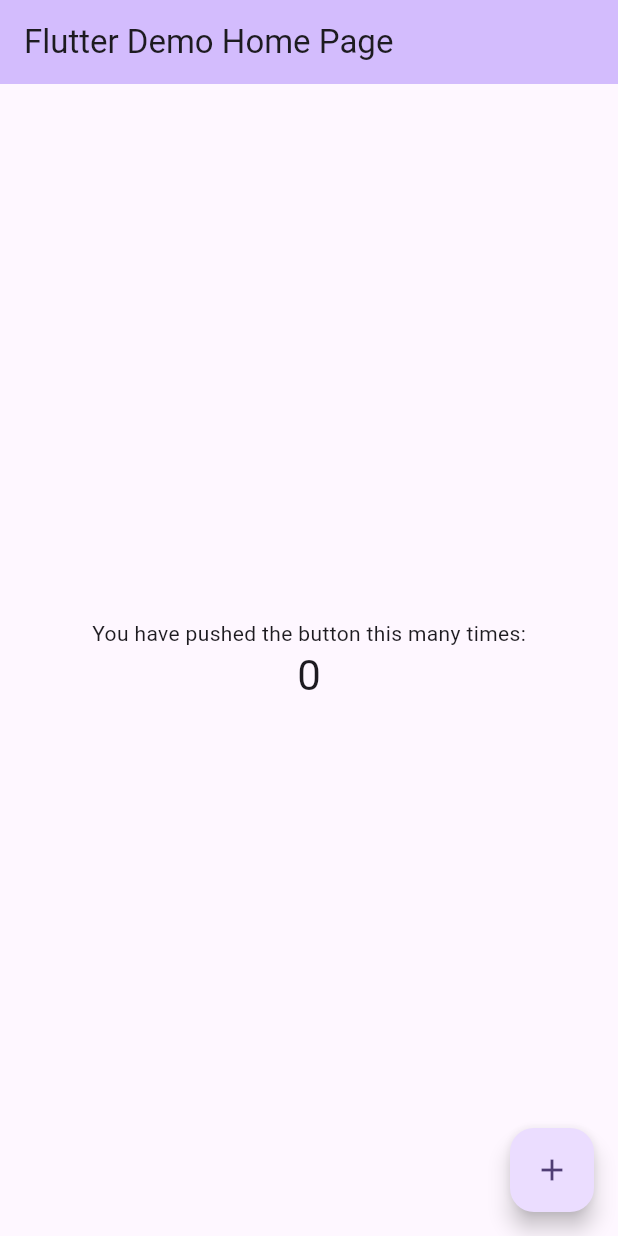
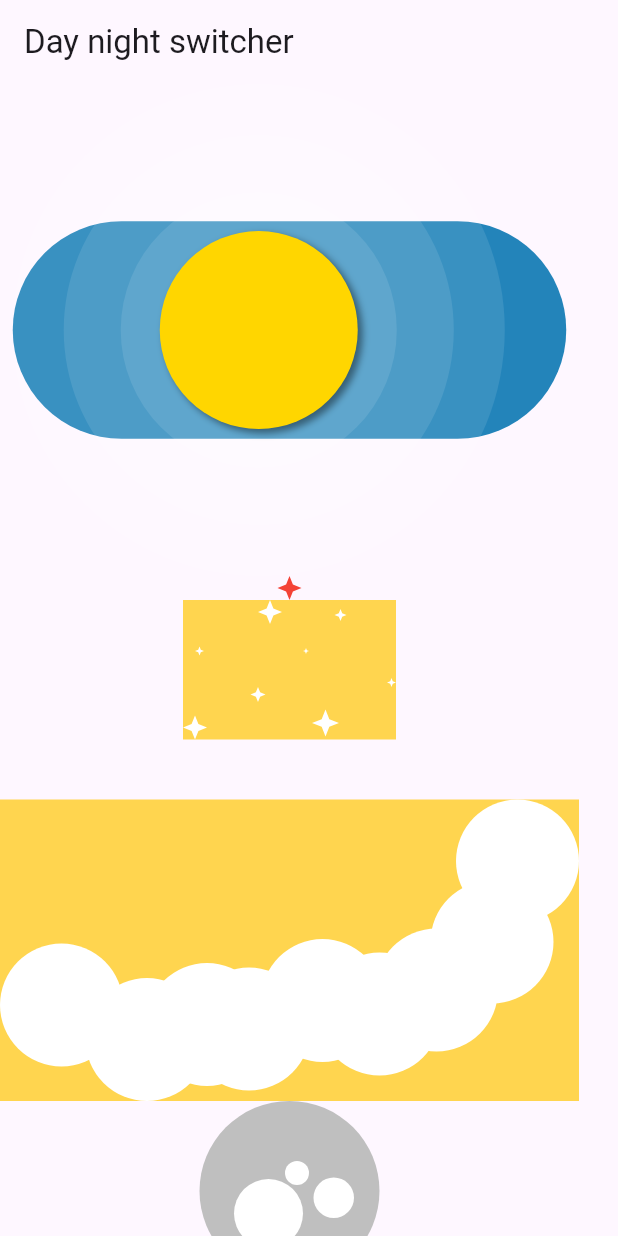
Before and after one commit to nhophucrious/flutter-day-night-switch, a Flutter app: the screen it shows after launch, on a phone screen of 412 x 824 dp. Run offline on Flutter 3.47's test engine with Material 3 defaults, Android fonts, the phone set to English and light mode, and no system bars.

Commit message:
feat: add basic elements with fixed sizes

```diff
--- /dev/null
+++ b/lib/celestial_object.dart
@@ -0,0 +1,56 @@
+import 'package:flutter/material.dart';
+
+class CelestialObjectWidget extends StatelessWidget {
+  const CelestialObjectWidget({Key? key}) : super(key: key);
+
+  @override
+  Widget build(BuildContext context) {
+    return Stack(
+      alignment: AlignmentDirectional.center,
+      children: [
+        Container(
+          width: 328,
+          height: 328,
+          decoration: BoxDecoration(
+              shape: BoxShape.circle, color: Colors.white.withOpacity(0.1)),
+        ),
+        Container(
+          width: 260,
+          height: 260,
+          decoration: BoxDecoration(
+              shape: BoxShape.circle, color: Colors.white.withOpacity(0.1)),
+        ),
+        Container(
+          width: 184,
+          height: 184,
+          decoration: BoxDecoration(
+              shape: BoxShape.circle, color: Colors.white.withOpacity(0.1)),
+        ),
+        Container(
+          width: 132,
+          height: 132,
+          decoration: BoxDecoration(
+              shape: BoxShape.circle,
+              // color: Color(0xffffd600),
+              color: Color(0xffffd600),
+              boxShadow: [
+                // Drop shadow 1
+                BoxShadow(
+                  color: Colors.black.withOpacity(0.25),
+                  spreadRadius: 0,
+                  blurRadius: 3,
+                  offset: Offset(3, 3),
+                ),
+                // Drop shadow 2
+                BoxShadow(
+                  color: Colors.black.withOpacity(0.25),
+                  spreadRadius: 0,
+                  blurRadius: 4,
+                  offset: Offset(3, 2),
+                ),
+              ]),
+        ),
+      ],
+    );
+  }
+}
--- /dev/null
+++ b/lib/clouds.dart
@@ -0,0 +1,42 @@
+import 'package:flutter/material.dart';
+
+class CloudsWidget extends StatelessWidget {
+  const CloudsWidget({Key? key}) : super(key: key);
+
+  @override
+  Widget build(BuildContext context) {
+    // a list to define star offsets and sizes
+    const List<dynamic> offsetsAndSize = [
+      {"offset": Offset(0, 96), "size": 82.0},
+      {"offset": Offset(57, 119), "size": 82.0},
+      {"offset": Offset(97, 109), "size": 82.0},
+      {"offset": Offset(125, 112), "size": 82.0},
+      {"offset": Offset(174, 93), "size": 82.0},
+      {"offset": Offset(212, 102), "size": 82.0},
+      {"offset": Offset(250, 86), "size": 82.0},
+      {"offset": Offset(287, 54), "size": 82.0},
+      {"offset": Offset(304, 0), "size": 82.0},
+    ];
+    return Container(
+      width: 386,
+      height: 201,
+      decoration: BoxDecoration(color: Colors.amber[300]),
+      child: Stack(
+        children: [
+          for (var i = 0; i < offsetsAndSize.length; i++)
+            Positioned(
+              left: offsetsAndSize[i]["offset"].dx,
+              top: offsetsAndSize[i]["offset"].dy,
+              child: Container(
+                  width: offsetsAndSize[i]["size"],
+                  height: offsetsAndSize[i]["size"],
+                  decoration: const BoxDecoration(
+                    color: Colors.white,
+                    shape: BoxShape.circle,
+                  )),
+            ),
+        ],
+      ),
+    );
+  }
+}
--- /dev/null
+++ b/lib/home_page.dart
@@ -0,0 +1,55 @@
+import 'package:day_night_switcher/celestial_object.dart';
+import 'package:day_night_switcher/clouds.dart';
+import 'package:day_night_switcher/moon_widget.dart';
+import 'package:day_night_switcher/stars.dart';
+import 'package:flutter/material.dart';
+
+class HomePage extends StatefulWidget {
+  HomePage({Key? key}) : super(key: key);
+
+  @override
+  State<HomePage> createState() => _HomePageState();
+}
+
+class _HomePageState extends State<HomePage> {
+  @override
+  Widget build(BuildContext context) {
+    return Scaffold(
+      appBar: AppBar(title: Text("Day night switcher")),
+      body: SafeArea(
+        child: SingleChildScrollView(
+          child: Column(
+            children: [
+              Stack(
+                alignment: AlignmentDirectional.centerStart,
+                children: [
+                  Container(
+                    width: 369,
+                    height: 145,
+                    decoration: BoxDecoration(
+                        color: Color(0xff2384ba),
+                        borderRadius: BorderRadius.circular(200)),
+                  ),
+                  CelestialObjectWidget()
+                ],
+              ),
+              Container(
+                  width: 16,
+                  height: 16,
+                  decoration: const ShapeDecoration(
+                    color: Colors.red,
+                    shape: StarBorder(
+                      points: 4.00,
+                    ),
+                  )),
+              StarsWidget(),
+              const SizedBox(height: 40),
+              CloudsWidget(),
+              MoonWidget()
+            ],
+          ),
+        ),
+      ),
+    );
+  }
+}
--- a/lib/main.dart
+++ b/lib/main.dart
@@ -1,3 +1,4 @@
+import 'package:day_night_switcher/home_page.dart';
 import 'package:flutter/material.dart';
 
 void main() {
@@ -11,115 +12,11 @@ class MyApp extends StatelessWidget {
   @override
   Widget build(BuildContext context) {
     return MaterialApp(
-      title: 'Flutter Demo',
-      theme: ThemeData(
-        // This is the theme of your application.
-        //
-        // TRY THIS: Try running your application with "flutter run". You'll see
-        // the application has a purple toolbar. Then, without quitting the app,
-        // try changing the seedColor in the colorScheme below to Colors.green
-        // and then invoke "hot reload" (save your changes or press the "hot
-        // reload" button in a Flutter-supported IDE, or press "r" if you used
-        // the command line to start the app).
-        //
-        // Notice that the counter didn't reset back to zero; the application
-        // state is not lost during the reload. To reset the state, use hot
-        // restart instead.
-        //
-        // This works for code too, not just values: Most code changes can be
-        // tested with just a hot reload.
-        colorScheme: ColorScheme.fromSeed(seedColor: Colors.deepPurple),
-        useMaterial3: true,
-      ),
-      home: const MyHomePage(title: 'Flutter Demo Home Page'),
-    );
+        title: 'Flutter Demo',
+        theme: ThemeData(
+          colorScheme: ColorScheme.fromSeed(seedColor: Colors.deepPurple),
+          useMaterial3: true,
+        ),
+        home: HomePage());
   }
 }
-
-class MyHomePage extends StatefulWidget {
-  const MyHomePage({super.key, required this.title});
-
-  // This widget is the home page of your application. It is stateful, meaning
-  // that it has a State object (defined below) that contains fields that affect
-  // how it looks.
-
-  // This class is the configuration for the state. It holds the values (in this
-  // case the title) provided by the parent (in this case the App widget) and
-  // used by the build method of the State. Fields in a Widget subclass are
-  // always marked "final".
-
-  final String title;
-
-  @override
-  State<MyHomePage> createState() => _MyHomePageState();
-}
-
-class _MyHomePageState extends State<MyHomePage> {
-  int _counter = 0;
-
-  void _incrementCounter() {
-    setState(() {
-      // This call to setState tells the Flutter framework that something has
-      // changed in this State, which causes it to rerun the build method below
-      // so that the display can reflect the updated values. If we changed
-      // _counter without calling setState(), then the build method would not be
-      // called again, and so nothing would appear to happen.
-      _counter++;
-    });
-  }
-
-  @override
-  Widget build(BuildContext context) {
-    // This method is rerun every time setState is called, for instance as done
-    // by the _incrementCounter method above.
-    //
-    // The Flutter framework has been optimized to make rerunning build methods
-    // fast, so that you can just rebuild anything that needs updating rather
-    // than having to individually change instances of widgets.
-    return Scaffold(
-      appBar: AppBar(
-        // TRY THIS: Try changing the color here to a specific color (to
-        // Colors.amber, perhaps?) and trigger a hot reload to see the AppBar
-        // change color while the other colors stay the same.
-        backgroundColor: Theme.of(context).colorScheme.inversePrimary,
-        // Here we take the value from the MyHomePage object that was created by
-        // the App.build method, and use it to set our appbar title.
-        title: Text(widget.title),
-      ),
-      body: Center(
-        // Center is a layout widget. It takes a single child and positions it
-        // in the middle of the parent.
-        child: Column(
-          // Column is also a layout widget. It takes a list of children and
-          // arranges them vertically. By default, it sizes itself to fit its
-          // children horizontally, and tries to be as tall as its parent.
-          //
-          // Column has various properties to control how it sizes itself and
-          // how it positions its children. Here we use mainAxisAlignment to
-          // center the children vertically; the main axis here is the vertical
-          // axis because Columns are vertical (the cross axis would be
-          // horizontal).
-          //
-          // TRY THIS: Invoke "debug painting" (choose the "Toggle Debug Paint"
-          // action in the IDE, or press "p" in the console), to see the
-          // wireframe for each widget.
-          mainAxisAlignment: MainAxisAlignment.center,
-          children: <Widget>[
-            const Text(
-              'You have pushed the button this many times:',
-            ),
-            Text(
-              '$_counter',
-              style: Theme.of(context).textTheme.headlineMedium,
-            ),
-          ],
-        ),
-      ),
-      floatingActionButton: FloatingActionButton(
-        onPressed: _incrementCounter,
-        tooltip: 'Increment',
-        child: const Icon(Icons.add),
-      ), // This trailing comma makes auto-formatting nicer for build methods.
-    );
-  }
-}
--- /dev/null
+++ b/lib/moon_widget.dart
@@ -0,0 +1,39 @@
+import 'package:flutter/material.dart';
+
+class MoonWidget extends StatelessWidget {
+  const MoonWidget({Key? key}) : super(key: key);
+
+  @override
+  Widget build(BuildContext context) {
+    const List<dynamic> offsetsAndSize = [
+      {"offset": Offset(23, 52), "size": 46.0},
+      {"offset": Offset(76, 51), "size": 27.0},
+      {"offset": Offset(57, 40), "size": 16.0},
+    ];
+    return Container(
+      width: 120,
+      height: 120,
+      decoration: BoxDecoration(
+        color: Color(0xffbfbfbf),
+        shape: BoxShape.circle,
+      ),
+      child: Stack(
+        children: [
+          for (var i = 0; i < offsetsAndSize.length; i++)
+            Positioned(
+              left: offsetsAndSize[i]["offset"].dx,
+              top: offsetsAndSize[i]["offset"].dy,
+              child: Container(
+                width: offsetsAndSize[i]["size"],
+                height: offsetsAndSize[i]["size"],
+                decoration: const BoxDecoration(
+                  color: Colors.white,
+                  shape: BoxShape.circle,
+                ),
+              ),
+            ),
+        ],
+      ),
+    );
+  }
+}
--- /dev/null
+++ b/lib/stars.dart
@@ -0,0 +1,59 @@
+import 'package:flutter/material.dart';
+
+class StarsWidget extends StatelessWidget {
+  final double width;
+  final double height;
+  const StarsWidget({
+    Key? key,
+    this.width = 142.0, // Default width
+    this.height = 93.0, // Default height
+  }) : super(key: key);
+
+  @override
+  Widget build(BuildContext context) {
+    // Original design size
+    const double originalWidth = 142.0;
+    const double originalHeight = 93.0;
+
+    // Calculate scale factors
+    final double scaleX = width / originalWidth;
+    final double scaleY = height / originalHeight;
+
+    // a list to define star offsets and sizes, now using scale factors
+    final List<Map<String, dynamic>> offsetsAndSize = [
+      {"offset": Offset(136 * scaleX, 52 * scaleY), "size": 6.0 * scaleX},
+      {"offset": Offset(50 * scaleX, 0 * scaleY), "size": 16.0 * scaleX},
+      {"offset": Offset(8 * scaleX, 31 * scaleY), "size": 6.0 * scaleX},
+      {"offset": Offset(45 * scaleX, 58 * scaleY), "size": 10.0 * scaleX},
+      {"offset": Offset(101 * scaleX, 6 * scaleY), "size": 8.0 * scaleX},
+      {"offset": Offset(80 * scaleX, 32 * scaleY), "size": 4.0 * scaleX},
+      {"offset": Offset(0 * scaleX, 77 * scaleY), "size": 16.0 * scaleX},
+      {"offset": Offset(86 * scaleX, 73 * scaleY), "size": 18.0 * scaleX},
+    ];
+
+    return Container(
+      width: width,
+      height: height,
+      decoration: BoxDecoration(color: Colors.amber[300]),
+      child: Stack(
+        children: [
+          for (var i = 0; i < offsetsAndSize.length; i++)
+            Positioned(
+              left: offsetsAndSize[i]["offset"].dx,
+              top: offsetsAndSize[i]["offset"].dy,
+              child: Container(
+                width: offsetsAndSize[i]["size"],
+                height: offsetsAndSize[i]["size"],
+                decoration: const ShapeDecoration(
+                  color: Colors.white,
+                  shape: StarBorder(
+                    points: 4.00,
+                  ),
+                ),
+              ),
+            ),
+        ],
+      ),
+    );
+  }
+}
```
